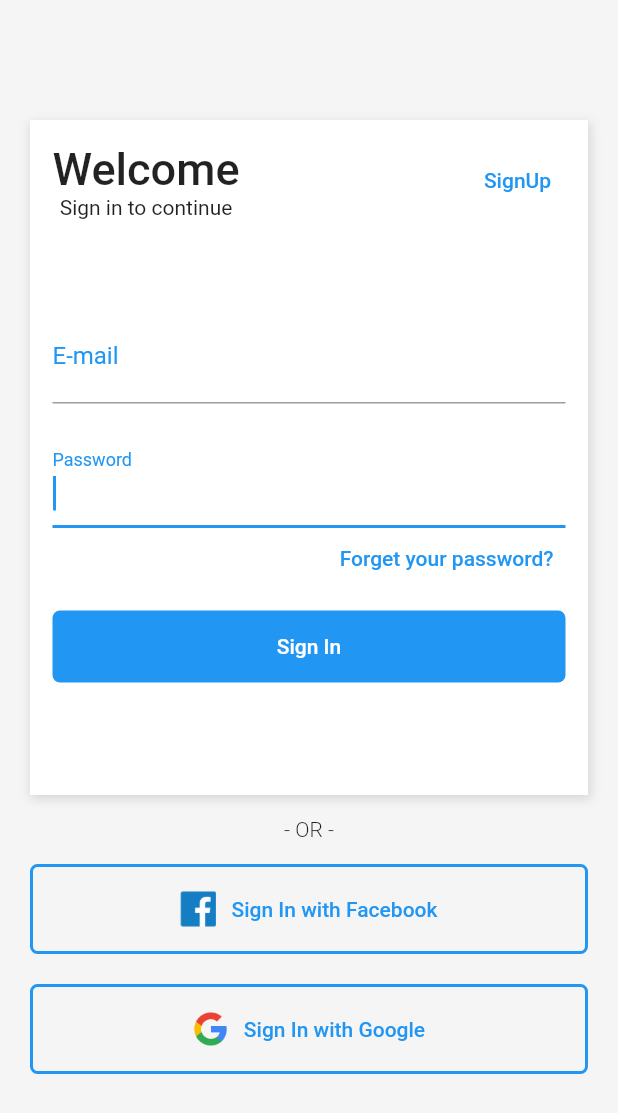
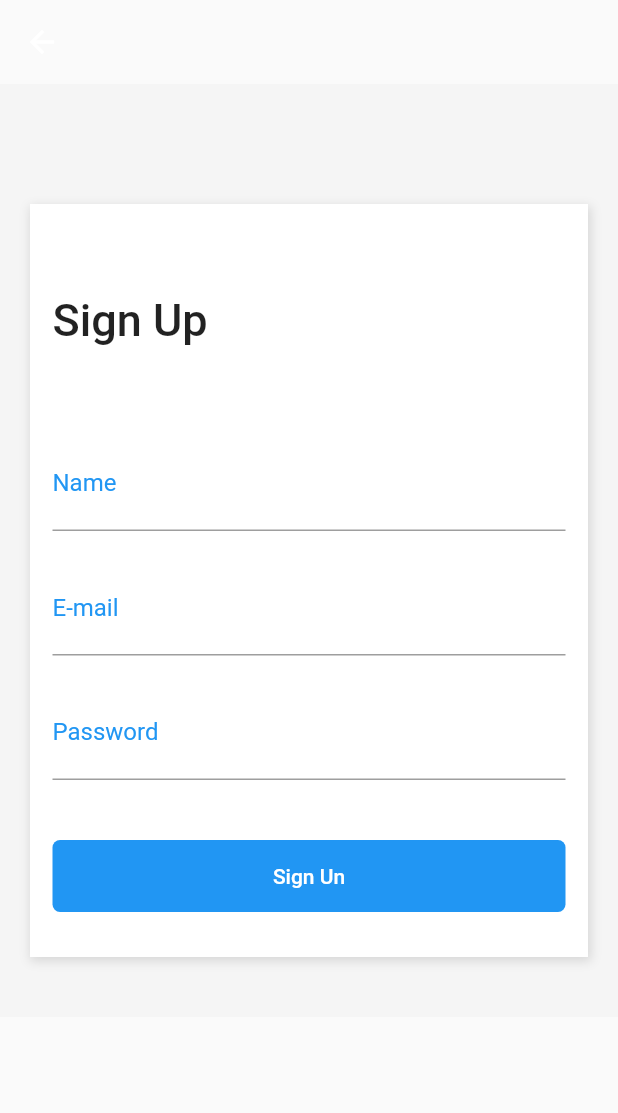
Before and after one commit to SamuelAlv3s/App-Shopping, a Flutter app: the screen it shows after launch, after a tap on "SignUp", on a phone screen of 412 x 824 dp. Shown: the top 1113 px of the screen. Run offline on Flutter 3.47's test engine with Material 2 defaults, Android fonts, the phone set to English and light mode, and no system bars.

Commit message:
signup page

```diff
--- a/lib/pages/login.page.dart
+++ b/lib/pages/login.page.dart
@@ -1,4 +1,5 @@
 import 'package:flutter/material.dart';
+import 'package:shopping/pages/signup.page.dart';
 
 class LoginPage extends StatelessWidget {
   const LoginPage({super.key});
@@ -6,7 +7,8 @@ class LoginPage extends StatelessWidget {
   @override
   Widget build(BuildContext context) {
     return Scaffold(
-      body: Container(
+        body: SingleChildScrollView(
+      child: Container(
         padding: EdgeInsets.only(top: 80, left: 20, right: 20, bottom: 40),
         color: Color(0xFFF5F5F5),
         child: Column(
@@ -21,8 +23,8 @@ class LoginPage extends StatelessWidget {
                       spreadRadius: 1)
                 ]),
                 child: Padding(
-                  padding: EdgeInsets.all(15),
-                  child: ListView(
+                  padding: EdgeInsets.only(left: 15, right: 15, top: 60),
+                  child: Column(
                     children: <Widget>[
                       Row(
                         mainAxisAlignment: MainAxisAlignment.spaceBetween,
@@ -41,7 +43,12 @@ class LoginPage extends StatelessWidget {
                           ),
                           TextButton(
                             child: Text('SignUp'),
-                            onPressed: () {},
+                            onPressed: () {
+                              Navigator.push(
+                                  context,
+                                  MaterialPageRoute(
+                                      builder: (context) => SignupPage()));
+                            },
                           ),
                         ],
                       ),
@@ -63,7 +70,7 @@ class LoginPage extends StatelessWidget {
                         height: 20,
                       ),
                       TextFormField(
-                        autofocus: true,
+                        // autofocus: true,
                         keyboardType: TextInputType.text,
                         obscureText: true,
                         decoration: InputDecoration(
@@ -86,6 +93,7 @@ class LoginPage extends StatelessWidget {
                         height: 15,
                       ),
                       Container(
+                        width: double.infinity,
                         decoration: BoxDecoration(
                             color: Theme.of(context).primaryColor,
                             borderRadius: BorderRadius.all(Radius.circular(5))),
@@ -157,6 +165,6 @@ class LoginPage extends StatelessWidget {
           ],
         ),
       ),
-    );
+    ));
   }
 }
--- /dev/null
+++ b/lib/pages/signup.page.dart
@@ -0,0 +1,110 @@
+import 'package:flutter/material.dart';
+
+class SignupPage extends StatelessWidget {
+  const SignupPage({super.key});
+
+  @override
+  Widget build(BuildContext context) {
+    return Scaffold(
+      appBar: AppBar(
+        backgroundColor: Colors.white.withOpacity(0),
+        elevation: 0,
+      ),
+      body: SingleChildScrollView(
+        child: Container(
+          color: Color(0xFFF5F5F5),
+          padding: EdgeInsets.only(top: 80, left: 20, right: 20, bottom: 40),
+          child: Column(children: <Widget>[
+            Container(
+              decoration: BoxDecoration(color: Colors.white, boxShadow: [
+                BoxShadow(
+                    color: Colors.black12,
+                    offset: Offset(1, 2),
+                    blurRadius: 5,
+                    spreadRadius: 1)
+              ]),
+              child: Padding(
+                padding: EdgeInsets.only(left: 15, right: 15, top: 60),
+                child: Column(
+                    crossAxisAlignment: CrossAxisAlignment.stretch,
+                    children: <Widget>[
+                      Text(
+                        'Sign Up',
+                        textAlign: TextAlign.start,
+                        style: TextStyle(
+                          fontSize: 30,
+                          fontWeight: FontWeight.w500,
+                        ),
+                      ),
+                      SizedBox(
+                        height: 60,
+                      ),
+                      TextFormField(
+                        // autofocus: true,
+                        keyboardType: TextInputType.text,
+                        decoration: InputDecoration(
+                            labelText: 'Name',
+                            labelStyle: TextStyle(
+                                color: Theme.of(context).primaryColor,
+                                fontWeight: FontWeight.w400,
+                                fontSize: 16)),
+                        style: TextStyle(fontSize: 20),
+                      ),
+                      SizedBox(
+                        height: 20,
+                      ),
+                      TextFormField(
+                        // autofocus: true,
+                        keyboardType: TextInputType.emailAddress,
+
+                        decoration: InputDecoration(
+                            labelText: 'E-mail',
+                            labelStyle: TextStyle(
+                                color: Theme.of(context).primaryColor,
+                                fontWeight: FontWeight.w400,
+                                fontSize: 16)),
+                        style: TextStyle(fontSize: 20),
+                      ),
+                      SizedBox(
+                        height: 20,
+                      ),
+                      TextFormField(
+                        // autofocus: true,
+                        keyboardType: TextInputType.text,
+                        obscureText: true,
+                        decoration: InputDecoration(
+                            labelText: 'Password',
+                            labelStyle: TextStyle(
+                                color: Theme.of(context).primaryColor,
+                                fontWeight: FontWeight.w400,
+                                fontSize: 16)),
+                        style: TextStyle(fontSize: 20),
+                      ),
+                      SizedBox(
+                        height: 40,
+                      ),
+                      Container(
+                        width: double.infinity,
+                        decoration: BoxDecoration(
+                            color: Theme.of(context).primaryColor,
+                            borderRadius: BorderRadius.all(Radius.circular(5))),
+                        child: TextButton(
+                          child: Text(
+                            'Sign Un',
+                            style: TextStyle(color: Colors.white),
+                          ),
+                          onPressed: () {},
+                        ),
+                      ),
+                      SizedBox(
+                        height: 30,
+                      ),
+                    ]),
+              ),
+            )
+          ]),
+        ),
+      ),
+    );
+  }
+}
```
